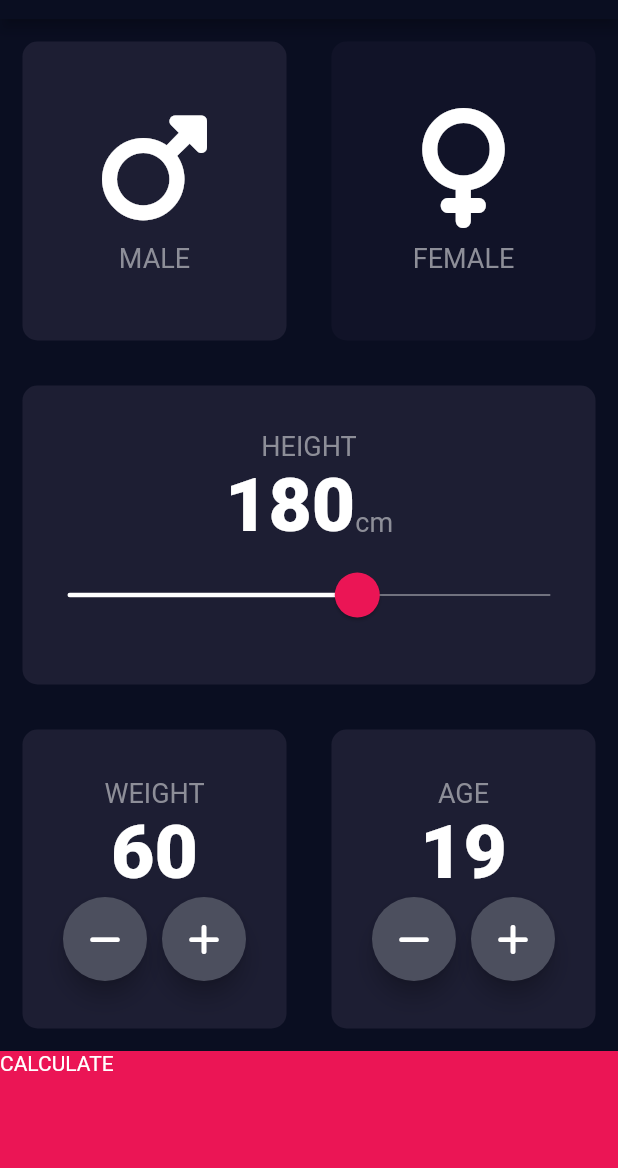
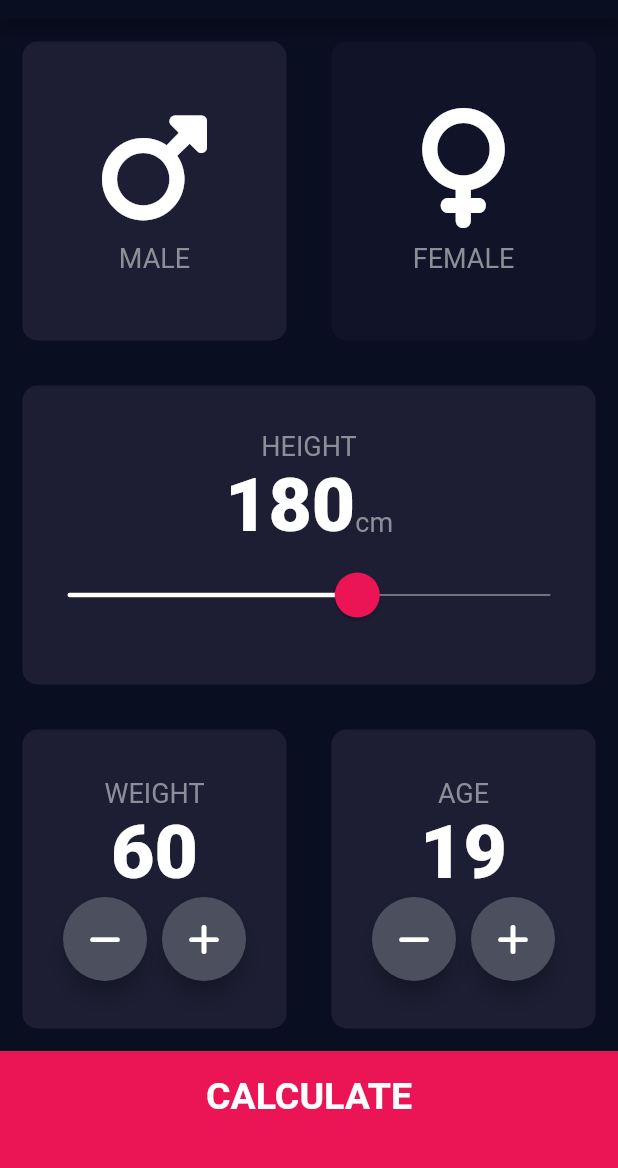
Before and after one commit to bl1nkker/flutter-development-bootcamp, a Flutter app: the screen it shows after launch, on a phone screen of 412 x 824 dp, the part 65-1233 px from its top. Run offline on Flutter 3.47's test engine with Material 2 defaults, Android fonts, the phone set to English and light mode, and no system bars; our stand-ins replace audioplayers, font_awesome_flutter, rflutter_alert.

Commit message:
135 Designing the Result Page

```diff
--- /dev/null
+++ b/bmi_calculator_flutter/lib/components/bottom_button.dart
@@ -0,0 +1,27 @@
+import 'package:bmi_calculator_flutter/constants.dart';
+import 'package:flutter/material.dart';
+
+class BottomButton extends StatelessWidget {
+  final Function onTap;
+  final String buttonTitle;
+  BottomButton({@required this.onTap, @required this.buttonTitle});
+
+  @override
+  Widget build(BuildContext context) {
+    return GestureDetector(
+      onTap: onTap,
+      child: Container(
+        color: kBottomContainerColor,
+        width: double.infinity,
+        height: 80,
+        padding: EdgeInsets.only(bottom: 20),
+        child: Center(
+          child: Text(
+            buttonTitle,
+            style: kLargeButtonTextStyle,
+          ),
+        ),
+      ),
+    );
+  }
+}
--- a/bmi_calculator_flutter/lib/constants.dart
+++ b/bmi_calculator_flutter/lib/constants.dart
@@ -5,3 +5,10 @@ const kInactiveCardColor = Color(0xFF111328);
 const kBottomContainerColor = Color(0xffeb1555);
 const kLabelTextStyle = TextStyle(fontSize: 18.0, color: Color(0xff8d8e98));
 const kNumberTextStyle = TextStyle(fontSize: 50, fontWeight: FontWeight.w900);
+const kLargeButtonTextStyle =
+    TextStyle(fontSize: 25, fontWeight: FontWeight.bold);
+const kTitleTextStyle = TextStyle(fontWeight: FontWeight.bold, fontSize: 50);
+const kResultTextStyle = TextStyle(
+    fontSize: 22.0, color: Color(0xff24d876), fontWeight: FontWeight.bold);
+const kBMITextStyle = TextStyle(fontSize: 100, fontWeight: FontWeight.bold);
+const kBodyTextStyle = TextStyle(fontSize: 22);
--- a/bmi_calculator_flutter/lib/main.dart
+++ b/bmi_calculator_flutter/lib/main.dart
@@ -1,4 +1,4 @@
-import 'package:bmi_calculator_flutter/input_page.dart';
+import 'package:bmi_calculator_flutter/screens/input_page.dart';
 import 'package:flutter/material.dart';
 
 void main() => runApp(BMICalculator());
--- a/bmi_calculator_flutter/lib/input_page.dart
+++ b/bmi_calculator_flutter/lib/screens/input_page.dart
@@ -1,7 +1,8 @@
+import 'package:bmi_calculator_flutter/components/bottom_button.dart';
+import 'package:bmi_calculator_flutter/components/gender_card_content.dart';
+import 'package:bmi_calculator_flutter/components/reusable_card.dart';
 import 'package:bmi_calculator_flutter/constants.dart';
-import 'package:bmi_calculator_flutter/gender_card_content.dart';
-import 'package:bmi_calculator_flutter/results_page.dart';
-import 'package:bmi_calculator_flutter/reusable_card.dart';
+import 'package:bmi_calculator_flutter/screens/results_page.dart';
 import 'package:flutter/material.dart';
 import 'package:font_awesome_flutter/font_awesome_flutter.dart';
 
@@ -201,17 +202,12 @@ class _InputPageState extends State<InputPage> {
               ],
             ),
           ),
-          GestureDetector(
+          BottomButton(
             onTap: () {
               Navigator.push(context,
                   MaterialPageRoute(builder: (context) => ResultsPage()));
             },
-            child: Container(
-              color: kBottomContainerColor,
-              width: double.infinity,
-              height: 80,
-              child: Text('CALCULATE'),
-            ),
+            buttonTitle: 'CALCULATE',
           )
         ],
       ),
```
Also changed, not shown: bmi_calculator_flutter/lib/results_page.dart (deleted, +0 -12 lines), bmi_calculator_flutter/lib/screens/results_page.dart (added, +57 -0 lines), bmi_calculator_flutter/lib/components/gender_card_content.dart (renamed from bmi_calculator_flutter/lib/gender_card_content.dart), bmi_calculator_flutter/lib/components/reusable_card.dart (renamed from bmi_calculator_flutter/lib/reusable_card.dart).
